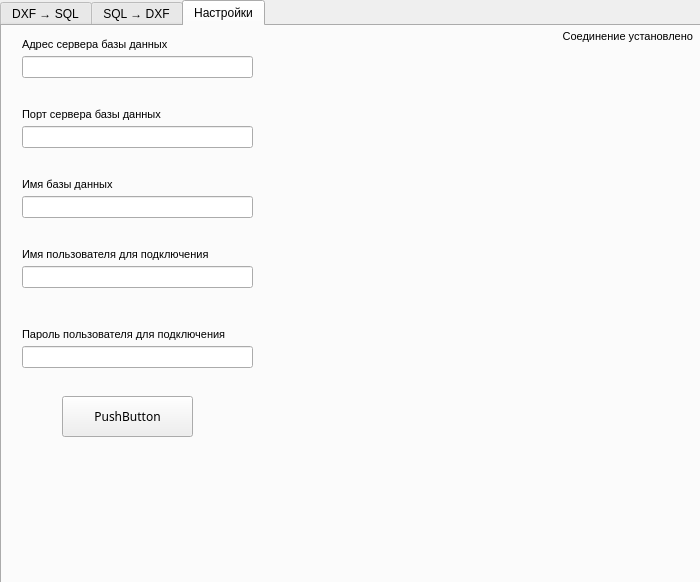
The window that dialog_base.ui (Comanda-A/DXF-PostGIS-Converter) describes before a commit, drawn with Qt 5.
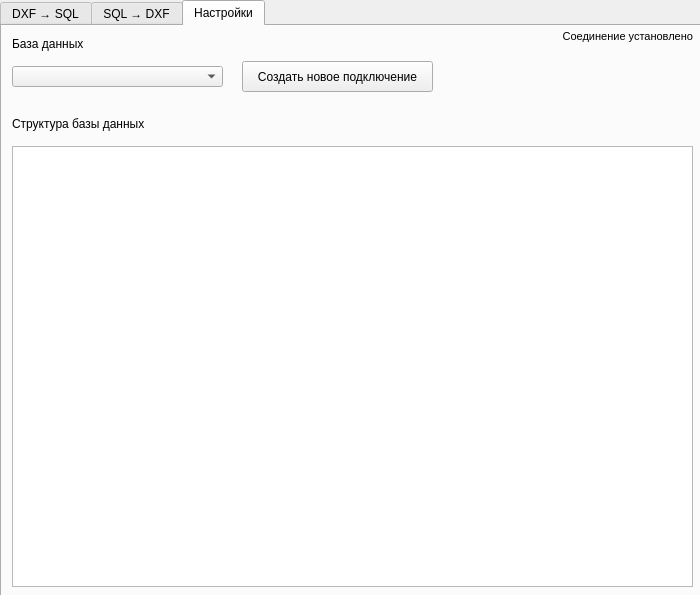
The same window after the commit. The open tabs and pages were chosen to show the change.

Commit message:
save connection data
сохранение настроек для подключения

The edit to the form file:
```diff
--- a/dialog_base.ui
+++ b/dialog_base.ui
@@ -7,7 +7,7 @@
     <x>0</x>
     <y>0</y>
     <width>700</width>
-    <height>582</height>
+    <height>595</height>
    </rect>
   </property>
   <property name="windowTitle">
@@ -123,165 +123,7 @@
     <attribute name="title">
      <string>Настройки</string>
     </attribute>
-    <widget class="QLineEdit" name="hostLineEdit">
-     <property name="geometry">
-      <rect>
-       <x>20</x>
-       <y>30</y>
-       <width>231</width>
-       <height>22</height>
-      </rect>
-     </property>
-    </widget>
-    <widget class="QLabel" name="label_2">
-     <property name="geometry">
-      <rect>
-       <x>20</x>
-       <y>10</y>
-       <width>181</width>
-       <height>16</height>
-      </rect>
-     </property>
-     <property name="font">
-      <font>
-       <pointsize>8</pointsize>
-      </font>
-     </property>
-     <property name="text">
-      <string>Адрес сервера базы данных</string>
-     </property>
-    </widget>
-    <widget class="QLabel" name="label_3">
-     <property name="geometry">
-      <rect>
-       <x>20</x>
-       <y>150</y>
-       <width>181</width>
-       <height>16</height>
-      </rect>
-     </property>
-     <property name="font">
-      <font>
-       <pointsize>8</pointsize>
-      </font>
-     </property>
-     <property name="text">
-      <string>Имя базы данных</string>
-     </property>
-    </widget>
-    <widget class="QLineEdit" name="databaseLineEdit">
-     <property name="geometry">
-      <rect>
-       <x>20</x>
-       <y>170</y>
-       <width>231</width>
-       <height>22</height>
-      </rect>
-     </property>
-    </widget>
-    <widget class="QLineEdit" name="portLineEdit">
-     <property name="geometry">
-      <rect>
-       <x>20</x>
-       <y>100</y>
-       <width>231</width>
-       <height>22</height>
-      </rect>
-     </property>
-    </widget>
-    <widget class="QLabel" name="label_4">
-     <property name="geometry">
-      <rect>
-       <x>20</x>
-       <y>80</y>
-       <width>181</width>
-       <height>16</height>
-      </rect>
-     </property>
-     <property name="font">
-      <font>
-       <pointsize>8</pointsize>
-      </font>
-     </property>
-     <property name="text">
-      <string>Порт сервера базы данных</string>
-     </property>
-    </widget>
-    <widget class="QLineEdit" name="userLineEdit">
-     <property name="geometry">
-      <rect>
-       <x>20</x>
-       <y>240</y>
-       <width>231</width>
-       <height>22</height>
-      </rect>
-     </property>
-    </widget>
-    <widget class="QLabel" name="label_5">
-     <property name="geometry">
-      <rect>
-       <x>20</x>
-       <y>220</y>
-       <width>231</width>
-       <height>16</height>
-      </rect>
-     </property>
-     <property name="font">
-      <font>
-       <pointsize>8</pointsize>
-      </font>
-     </property>
-     <property name="text">
-      <string>Имя пользователя для подключения</string>
-     </property>
-    </widget>
-    <widget class="QLineEdit" name="passwordLineEdit">
-     <property name="geometry">
-      <rect>
-       <x>20</x>
-       <y>320</y>
-       <width>231</width>
-       <height>22</height>
-      </rect>
-     </property>
-    </widget>
-    <widget class="QLabel" name="label_6">
-     <property name="geometry">
-      <rect>
-       <x>20</x>
-       <y>300</y>
-       <width>251</width>
-       <height>16</height>
-      </rect>
-     </property>
-     <property name="font">
-      <font>
-       <pointsize>8</pointsize>
-      </font>
-     </property>
-     <property name="text">
-      <string>Пароль пользователя для подключения</string>
-     </property>
-    </widget>
-    <widget class="QPushButton" name="connectButton">
-     <property name="geometry">
-      <rect>
-       <x>60</x>
-       <y>370</y>
-       <width>131</width>
-       <height>41</height>
-      </rect>
-     </property>
-     <property name="font">
-      <font>
-       <family>MS Reference Sans Serif</family>
-      </font>
-     </property>
-     <property name="text">
-      <string>PushButton</string>
-     </property>
-    </widget>
-    <widget class="QLabel" name="statusLabel">
+    <widget class="QLabel" name="settings_statusLabel">
      <property name="geometry">
       <rect>
        <x>430</x>
@@ -302,6 +144,76 @@
       <set>Qt::AlignRight|Qt::AlignTrailing|Qt::AlignVCenter</set>
      </property>
     </widget>
+    <widget class="QComboBox" name="settings_dbComboBox">
+     <property name="geometry">
+      <rect>
+       <x>10</x>
+       <y>40</y>
+       <width>211</width>
+       <height>21</height>
+      </rect>
+     </property>
+    </widget>
+    <widget class="QLabel" name="settings_dbLabel">
+     <property name="geometry">
+      <rect>
+       <x>10</x>
+       <y>10</y>
+       <width>191</width>
+       <height>16</height>
+      </rect>
+     </property>
+     <property name="text">
+      <string>База данных</string>
+     </property>
+    </widget>
+    <widget class="QPushButton" name="settings_newConnectionButton">
+     <property name="geometry">
+      <rect>
+       <x>240</x>
+       <y>35</y>
+       <width>191</width>
+       <height>31</height>
+      </rect>
+     </property>
+     <property name="text">
+      <string>Создать новое подключение</string>
+     </property>
+    </widget>
+    <widget class="QLabel" name="settings_structureLabel">
+     <property name="geometry">
+      <rect>
+       <x>10</x>
+       <y>90</y>
+       <width>221</width>
+       <height>16</height>
+      </rect>
+     </property>
+     <property name="text">
+      <string>Структура базы данных</string>
+     </property>
+    </widget>
+    <widget class="QTreeWidget" name="settings_structureTreeWidget">
+     <property name="geometry">
+      <rect>
+       <x>10</x>
+       <y>120</y>
+       <width>681</width>
+       <height>441</height>
+      </rect>
+     </property>
+     <property name="columnCount">
+      <number>1</number>
+     </property>
+     <attribute name="headerVisible">
+      <bool>false</bool>
+     </attribute>
+     <column>
+      <property name="text">
+       <string notr="true">1</string>
+      </property>
+     </column>
+    </widget>
    </widget>
   </widget>
  </widget>
```
Left out of the diff: 4 changed lines with no effect on the pictures. The commit also changes 5 other files.
